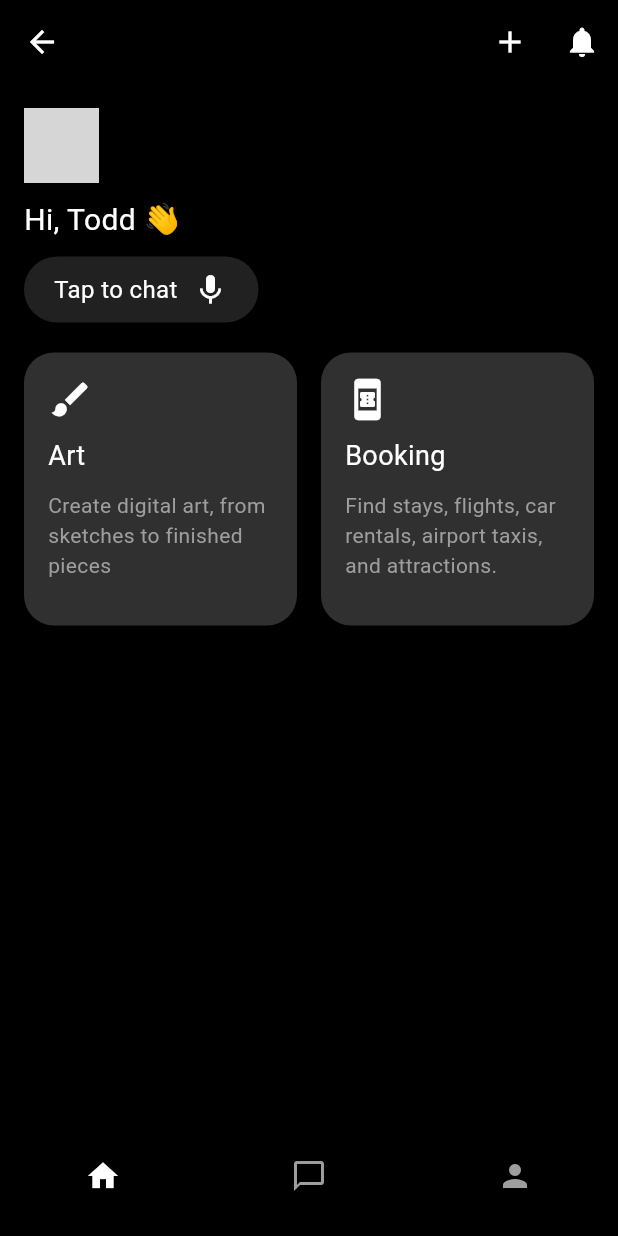
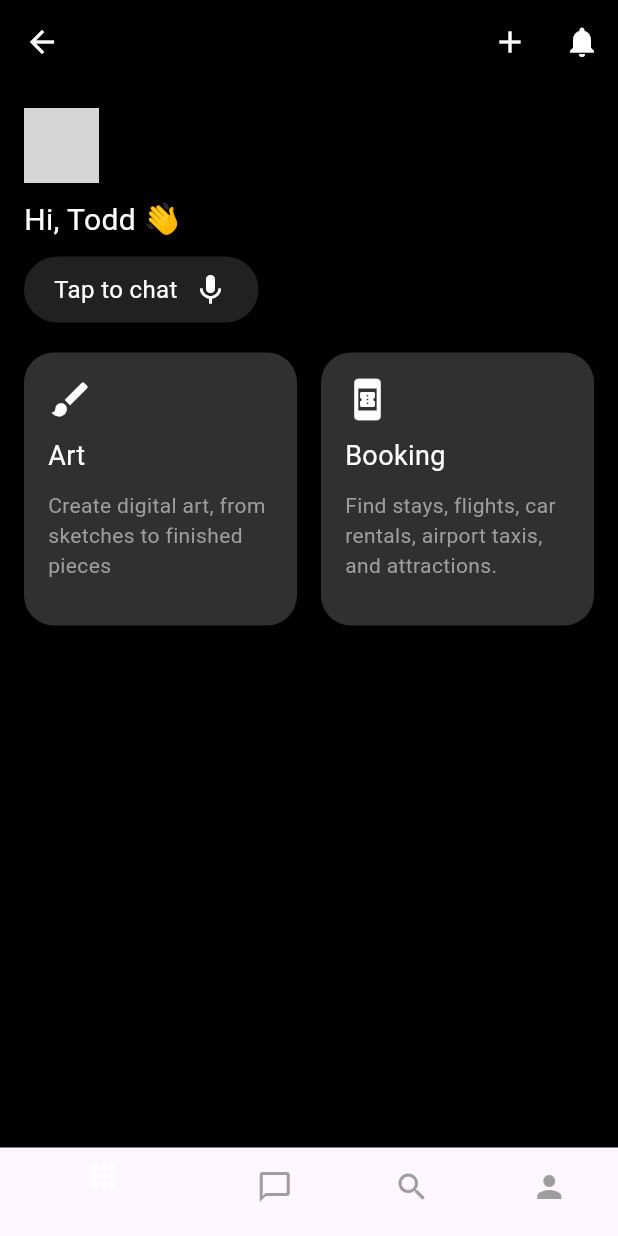
Before and after one commit to NeshJesse/saka, a Flutter app: the HomePage screen opened by its route, on a phone screen of 412 x 824 dp. Run offline on Flutter 3.47's test engine with Material 3 defaults, Android fonts, the light colour scheme and no system bars; network calls fail; grey boxes are pictures that could not be loaded.

Commit message:
added some icons to the bottom navbar

```diff
--- a/lib/screens/apps.dart
+++ b/lib/screens/apps.dart
@@ -35,13 +35,14 @@ class HomePage extends StatelessWidget {
         unselectedItemColor: Colors.grey,
         items: [
           BottomNavigationBarItem(
-            icon: Icon(Icons.home),
+            icon: Icon(Icons.apps),
             label: '',
           ),
           BottomNavigationBarItem(
             icon: Icon(Icons.chat_bubble_outline),
             label: '',
           ),
+          BottomNavigationBarItem(icon: Icon(Icons.search), label: 'Search'),
           BottomNavigationBarItem(
             icon: Icon(Icons.person),
             label: '',
```
